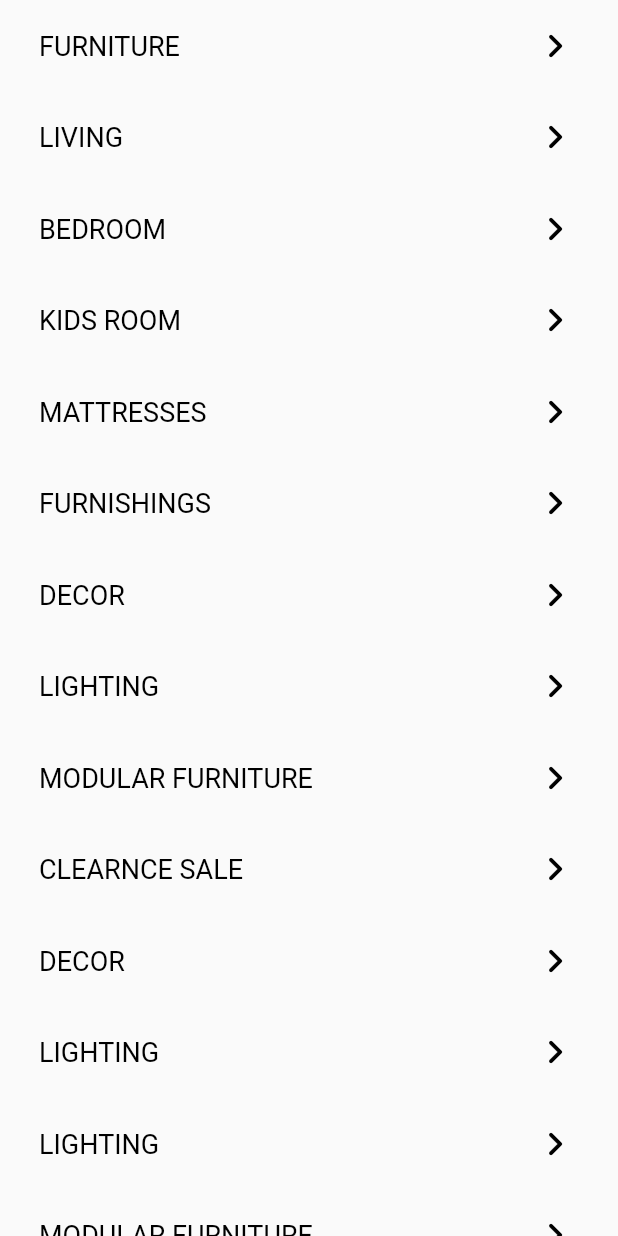
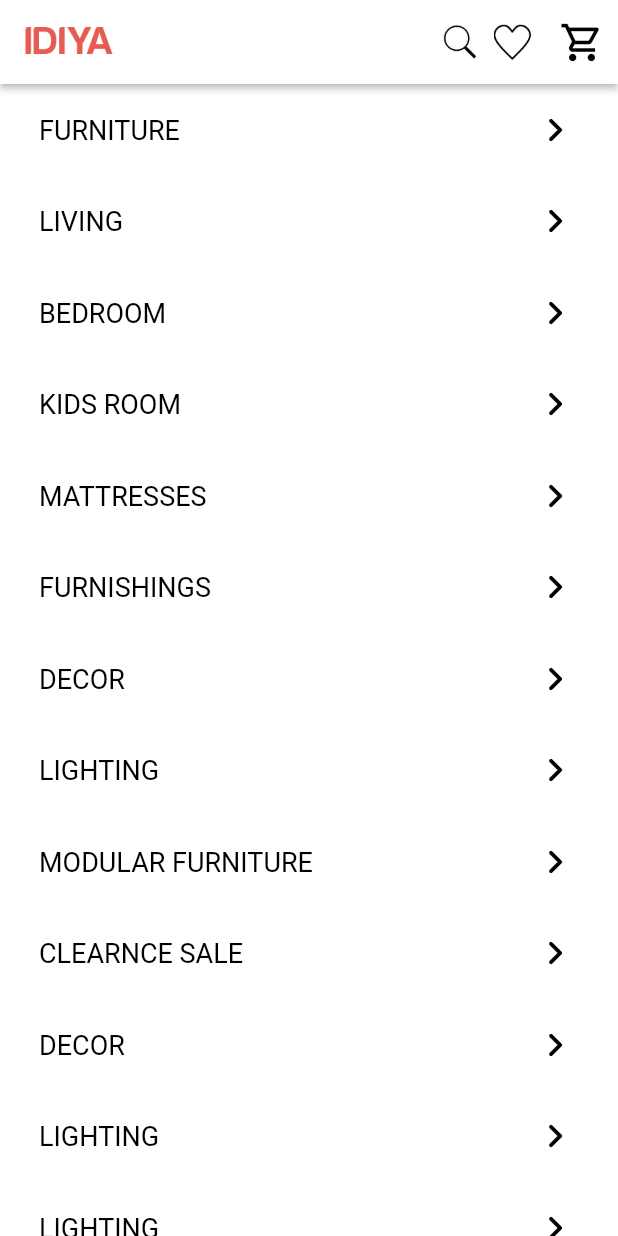
Before and after one commit to xaakib/pepperfry, a Flutter app: the StoreScreen screen opened directly, on a phone screen of 412 x 824 dp. Run offline on Flutter 3.47's test engine with Material 2 defaults, Android fonts, the phone set to English and light mode, and no system bars; network calls fail.

Commit message:
i will try to debugg mode now

```diff
--- a/lib/navigation_bar/home_screen.dart
+++ b/lib/navigation_bar/home_screen.dart
@@ -24,10 +24,12 @@ class _HomeScreenState extends State<HomeScreen> {
               }),
           centerTitle: false,
           leadingWidth: 30,
-          title: Text(
-            "IDIYA",
-            style: TextStyle(
-                color: Colors.red, fontWeight: FontWeight.bold, fontSize: 30),
+          title: Container(
+            height: 60,
+            width: 60,
+            decoration: BoxDecoration(
+                image: DecorationImage(
+                    image: AssetImage("assets/Icons/diana_icon.png"))),
           ),
           actions: [
             InkWell(
--- a/lib/navigation_bar/store_screen.dart
+++ b/lib/navigation_bar/store_screen.dart
@@ -9,19 +9,53 @@ class _StoreScreenState extends State<StoreScreen> {
   @override
   Widget build(BuildContext context) {
     return Scaffold(
-        // appBar: AppBar(
-        //   backgroundColor: Colors.white,
-        //   elevation: 2,
-        //   leading: IconButton(
-        //       icon: (Icon(Icons.keyboard_arrow_left_outlined,
-        //           color: Colors.black, size: 35)),
-        //       onPressed: () => Navigator.pop(context)),
-        // ),
+        appBar: AppBar(
+          elevation: 2,
+          backgroundColor: Colors.white,
+           centerTitle: false,
+          leadingWidth: 0,
+          title: Container(
+            height: 60,
+            width: 60,
+            decoration: BoxDecoration(
+                image: DecorationImage(
+                    image: AssetImage("assets/Icons/diana_icon.png"))),
+          ),
+          actions: [
+            InkWell(
+              onTap: () {},
+              child: Container(
+                height: 25,
+                width: 25,
+                decoration: BoxDecoration(
+                    image: DecorationImage(
+                        image: AssetImage("assets/Icons/search-512.png"))),
+              ),
+            ),
+            SizedBox(width: 10),
+            InkWell(
+              onTap: () {},
+              child: Container(
+                height: 25,
+                width: 25,
+                decoration: BoxDecoration(
+                    image: DecorationImage(
+                        image: AssetImage("assets/Icons/empty_wishlist.png"))),
+              ),
+            ),
+            SizedBox(width: 10),
+            IconButton(
+                icon: Icon(Icons.shopping_cart_outlined,
+                    size: 30, color: Colors.black),
+                onPressed: () {}),
+          ],
+        ),
         body: Container(
+            color: Colors.white,
             child: Padding(
               padding: const EdgeInsets.symmetric(horizontal: 10),
               child: ListView.builder(
-                physics: BouncingScrollPhysics(),
+                  physics: BouncingScrollPhysics(),
                   itemCount: storeItes.length,
                   itemBuilder: (context, index) {
                     return ListTile(
@@ -85,7 +119,7 @@ List<StoreItems> storeItes = [
   StoreItems(
     title: "LIGHTING",
   ),
-   StoreItems(
+  StoreItems(
     title: "LIGHTING",
   ),
   StoreItems(
```
Also changed, not shown: lib/navigation_bar/profile_screen.dart (+3 -6 lines).
